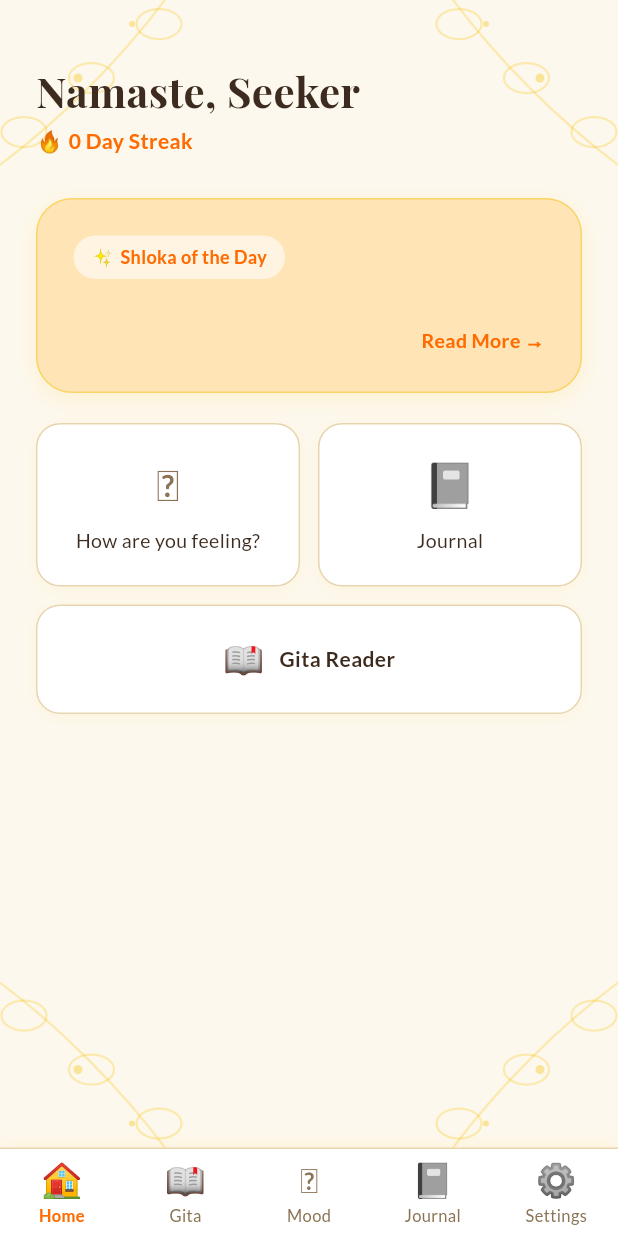
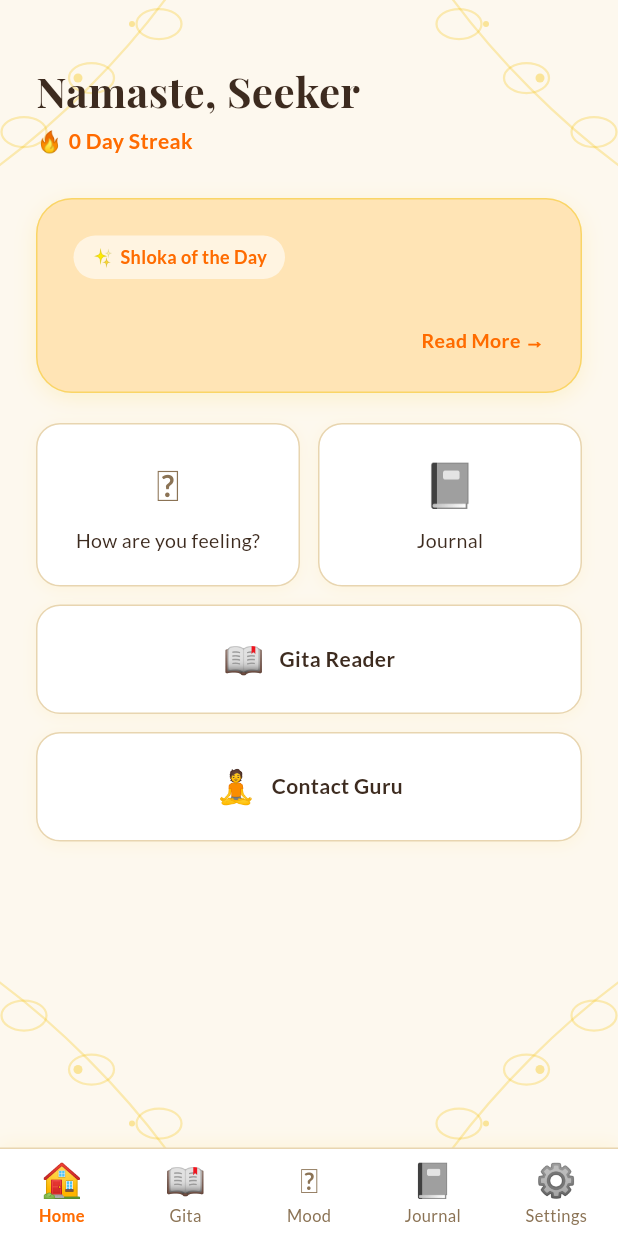
Before and after one commit to gkulkarni194-sudo/Gita-Setu_frontend, a Flutter app: the MainScreen screen opened directly, on a phone screen of 412 x 824 dp. Run offline on Flutter 3.47's test engine with Material 3 defaults, Android fonts, the phone set to English and light mode, and no system bars; our stand-ins replace flutter_riverpod, google_fonts, hive, hive_flutter, just_audio, video_player; accounts and stored records are empty; network calls fail.

Commit message:
please work

```diff
--- a/lib/screens/home/home_screen.dart
+++ b/lib/screens/home/home_screen.dart
@@ -9,6 +9,7 @@ import '../../widgets/flower_background.dart';
 import '../../models/shloka_model.dart';
 import '../../providers/app_providers.dart';
 import '../gita/chapter_list_screen.dart';
+import '../mentor/mentor_list_screen.dart';
 import '../mood/mood_input_screen.dart';
 import '../journal/journal_home_screen.dart';
 import '../settings/settings_screen.dart';
@@ -206,6 +207,18 @@ class _HomeTabState extends ConsumerState<HomeTab> {
                 ),
                 fullWidth: true,
               ),
+              const SizedBox(height: 12),
+              _buildActionButton(
+                '🧘',
+                'Contact Guru',
+                () => Navigator.push(
+                  context,
+                  MaterialPageRoute(
+                    builder: (_) => const MentorListScreen(),
+                  ),
+                ),
+                fullWidth: true,
+              ),
             ],
               ),
             );
```
Also changed, not shown: lib/screens/settings/settings_screen.dart (+18 -0 lines).
